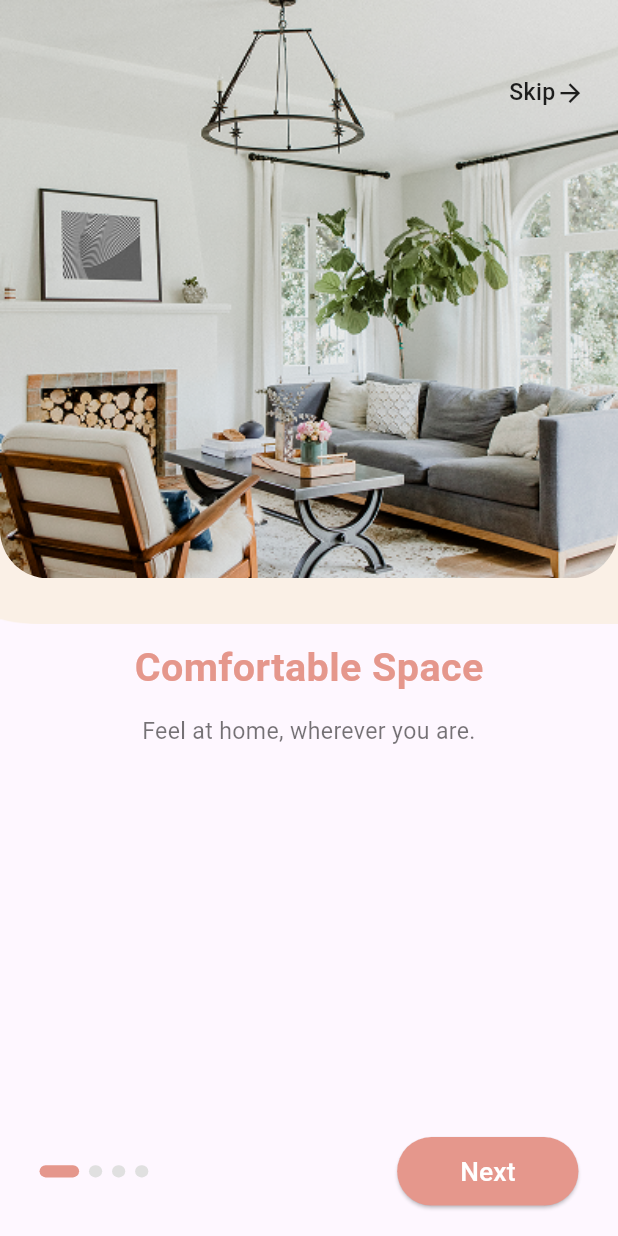
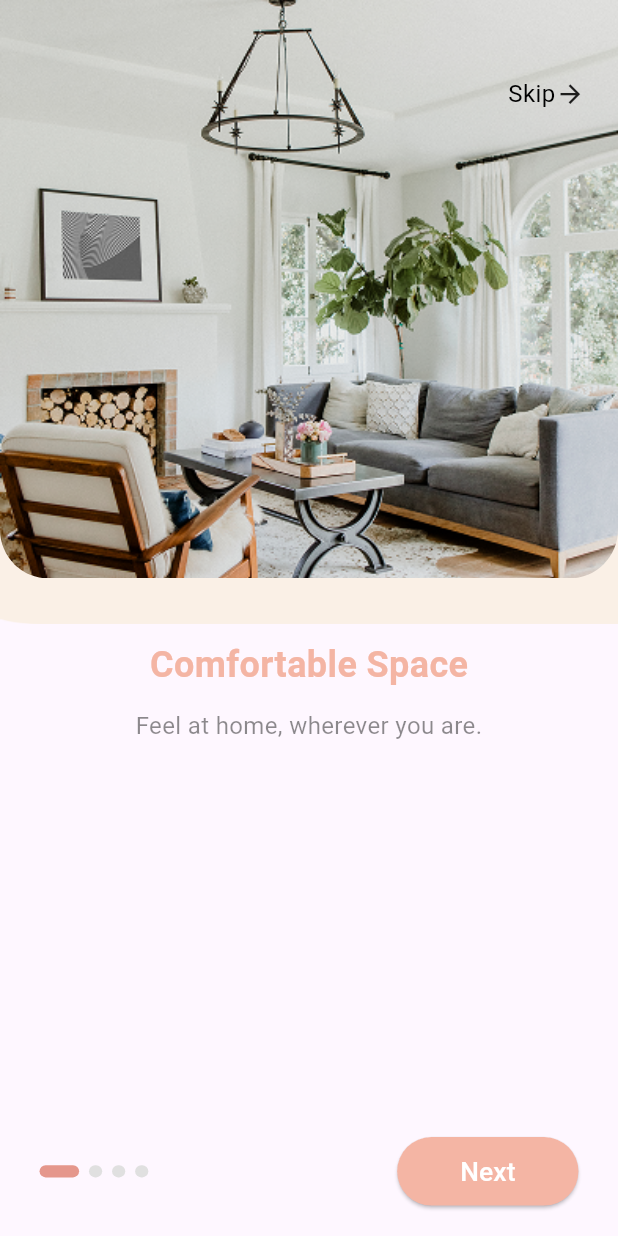
Before and after one commit to mohammed-shaneaf/home_decor, a Flutter app: the screen it shows after launch, on a phone screen of 412 x 824 dp. Run offline on Flutter 3.47's test engine with Material 3 defaults, Android fonts, the phone set to English and light mode, and no system bars; our stand-ins replace flutter_screenutil, flutter_svg.

Commit message:
Implements authentication flow and restructures themes
This commit introduces the initial implementation of the authentication flow, including the sign-in view and related widgets.

It also restructures the theme-related files by:
- Moving color definitions to `app_colors.dart` under the `core/themes` directory.
- Moving text styles definitions to `app_styles.dart` under the `core/themes` directory.
- Relocating utility widgets to a `core/widgets` directory.

These changes improve code organization and maintainability.

```diff
--- a/lib/core/routing/app_router.dart
+++ b/lib/core/routing/app_router_manager.dart
@@ -1,5 +1,6 @@
 import 'package:flutter/material.dart';
 import 'package:home_decor/core/routing/router_name.dart';
+import 'package:home_decor/features/Auth/views/sign_in_view.dart';
 import 'package:home_decor/features/on_boarding/views/on_boarding_view.dart';
 import 'package:home_decor/features/splash/views/splash_view.dart';
 
@@ -11,6 +12,9 @@ Route<dynamic>? onGenerateRoute(RouteSettings settings) {
     case RouterName.onBoarding:
       return MaterialPageRoute(builder: (context) => const OnBoardingView());
 
+    case RouterName.signinview:
+      return MaterialPageRoute(builder: (context) => const SignInView());
+
     default:
       return MaterialPageRoute(
         builder: (context) =>
--- a/lib/core/routing/router_name.dart
+++ b/lib/core/routing/router_name.dart
@@ -2,4 +2,5 @@ class RouterName {
   static const String splashone = 'splashone';
   static const String splashtwo = 'splashtwo';
   static const String onBoarding = 'OnBoarding';
+  static const String signinview = 'signinview';
 }
--- a/lib/core/utils/app_colors.dart
+++ b/lib/core/themes/app_colors.dart
@@ -5,4 +5,8 @@ class AppColors {
   static const Color vinous = Color(0xffcc7861);
   static const Color lightPrimaryColor = Color(0xffDCBEB6);
   static const Color lightVinous = Color(0xffFAF0E6);
+  static const Color black = Color(0xff363130);
+  static const Color gray = Colors.grey;
+  static const Color textFieldFillColor = Color(0xffFAF0E6);
+  static const Color red = Colors.red;
 }
--- /dev/null
+++ b/lib/core/themes/app_styles.dart
@@ -0,0 +1,46 @@
+import 'package:flutter/material.dart';
+import 'package:home_decor/core/themes/app_colors.dart';
+import 'package:home_decor/core/widgets/font_weight_helper.dart';
+
+abstract class AppStyles {
+  static const TextStyle f58SemiBold = TextStyle(
+    fontSize: 58,
+    fontWeight: FontWeightHelper.semiBold,
+    fontFamily: 'Poppins',
+    color: Colors.white,
+  );
+
+  static const TextStyle f41Regular = TextStyle(
+    fontSize: 41,
+    fontWeight: FontWeightHelper.regular,
+    color: Colors.white,
+  );
+
+  static const TextStyle f20Bold = TextStyle(
+    fontSize: 20,
+    fontWeight: FontWeightHelper.bold,
+  );
+
+  static const TextStyle f24Bold = TextStyle(
+    fontSize: 24,
+    fontWeight: FontWeightHelper.bold,
+  );
+
+  static const TextStyle f16Regular = TextStyle(
+    fontSize: 24,
+    fontWeight: FontWeightHelper.regular,
+  );
+
+  static const TextStyle f14Regular = TextStyle(
+    fontSize: 16,
+    fontWeight: FontWeightHelper.regular,
+    color: Colors.black45,
+  );
+
+  static const TextStyle f15Medium = TextStyle(
+    fontSize: 16,
+    fontWeight: FontWeightHelper.medium,
+    color: AppColors.black,
+    fontFamily: 'Poppins',
+  );
+}
--- a/lib/core/utils/custom_button.dart
+++ b/lib/core/utils/custom_button.dart
@@ -1,5 +1,6 @@
 import 'package:flutter/material.dart';
 import 'package:flutter_screenutil/flutter_screenutil.dart';
+import 'package:home_decor/core/themes/app_colors.dart';
 
 class CustomButton extends StatelessWidget {
   final VoidCallback onPressed;
@@ -27,7 +28,7 @@ class CustomButton extends StatelessWidget {
       child: TextButton(
         onPressed: onPressed,
         style: TextButton.styleFrom(
-          backgroundColor: backgroundColor ?? Theme.of(context).primaryColor,
+          backgroundColor: backgroundColor ?? AppColors.primaryColor,
           shape: RoundedRectangleBorder(
             borderRadius: BorderRadius.circular(32.r),
           ),
--- a/lib/features/on_boarding/views/widgets/on_boarding_page.dart
+++ b/lib/features/on_boarding/views/widgets/on_boarding_page.dart
@@ -1,6 +1,8 @@
 import 'package:flutter/material.dart';
 import 'package:flutter_screenutil/flutter_screenutil.dart';
+import 'package:home_decor/core/themes/app_colors.dart';
 import 'package:home_decor/core/utils/app_images.dart';
+import 'package:home_decor/core/themes/app_styles.dart';
 
 class OnBoardingPage extends StatelessWidget {
   final String image;
@@ -55,11 +57,7 @@ class OnBoardingPage extends StatelessWidget {
                     onTap: () {},
                     child: Text(
                       'Skip',
-                      style: TextStyle(
-                        color: Colors.black87,
-                        fontSize: 14.sp,
-                        fontWeight: FontWeight.w500,
-                      ),
+                      style: AppStyles.f14Regular.copyWith(color: Colors.black),
                     ),
                   ),
                   Icon(Icons.arrow_forward, size: 18.sp),
@@ -69,25 +67,17 @@ class OnBoardingPage extends StatelessWidget {
           ],
         ),
 
-        SizedBox(height: 40.h),
+        40.verticalSpace,
         Text(
           title,
-          style: TextStyle(
-            fontSize: 24.sp,
-            fontWeight: FontWeight.w600,
-            color: const Color(0xFFE5978C),
-          ),
+          style: AppStyles.f24Bold.copyWith(color: AppColors.primaryColor),
         ),
-        SizedBox(height: 12.h),
+        12.verticalSpace,
         Padding(
           padding: EdgeInsets.symmetric(horizontal: 24.w),
           child: Text(
             subtitle,
-            style: TextStyle(
-              fontSize: 14.sp,
-              fontWeight: FontWeight.w400,
-              color: Colors.black54,
-            ),
+            style: AppStyles.f14Regular,
             textAlign: TextAlign.center,
           ),
         ),
--- a/lib/features/on_boarding/views/widgets/on_boarding_view_body.dart
+++ b/lib/features/on_boarding/views/widgets/on_boarding_view_body.dart
@@ -1,7 +1,10 @@
 import 'package:flutter/material.dart';
 import 'package:flutter_screenutil/flutter_screenutil.dart';
+import 'package:home_decor/core/extensions/context_extensions.dart';
+import 'package:home_decor/core/themes/app_colors.dart';
 import 'package:home_decor/core/utils/app_images.dart';
-import 'package:home_decor/core/utils/build_dot.dart';
+import 'package:home_decor/core/widgets/build_dot.dart';
+import 'package:home_decor/features/Auth/views/sign_in_view.dart';
 import 'package:home_decor/features/on_boarding/views/widgets/on_boarding_page.dart';
 
 class OnBoardingViewBody extends StatefulWidget {
@@ -79,15 +82,15 @@ class _OnBoardingViewBodyState extends State<OnBoardingViewBody> {
                   onPressed: () {
                     if (_currentPage < onboardingData.length - 1) {
                       _pageController.nextPage(
-                        duration: const Duration(milliseconds: 300),
+                        duration: const Duration(milliseconds: 400),
                         curve: Curves.easeIn,
                       );
                     } else {
-                      // Navigate to home or auth
+                      context.push(SignInView());
                     }
                   },
                   style: ElevatedButton.styleFrom(
-                    backgroundColor: const Color(0xFFE5978C),
+                    backgroundColor: AppColors.primaryColor,
                     shape: RoundedRectangleBorder(
                       borderRadius: BorderRadius.circular(32.r),
                     ),
--- a/lib/features/splash/views/splash_view.dart
+++ b/lib/features/splash/views/splash_view.dart
@@ -1,5 +1,5 @@
 import 'package:flutter/material.dart';
-import 'package:home_decor/core/utils/app_colors.dart';
+import 'package:home_decor/core/themes/app_colors.dart';
 import 'package:home_decor/features/splash/views/widgets/splash_view_body.dart';
 
 class SplashView extends StatelessWidget {
--- a/lib/features/splash/views/widgets/splash_view_body.dart
+++ b/lib/features/splash/views/widgets/splash_view_body.dart
@@ -2,7 +2,7 @@ import 'package:flutter/material.dart';
 import 'package:flutter_svg/flutter_svg.dart';
 import 'package:home_decor/core/routing/router_name.dart';
 import 'package:home_decor/core/utils/app_images.dart';
-import 'package:home_decor/core/utils/app_styles.dart';
+import 'package:home_decor/core/themes/app_styles.dart';
 
 class SplashViewBody extends StatefulWidget {
   const SplashViewBody({super.key});
@@ -65,14 +65,14 @@ class _SplashViewBodyState extends State<SplashViewBody>
               const SizedBox(height: 24),
               ScaleTransition(
                 scale: _textScaleAnimation,
-                child: const Text('HOME', style: AppStyles.f58WhiteBold),
+                child: const Text('HOME', style: AppStyles.f58SemiBold),
               ),
 
               ScaleTransition(
                 scale: _textScaleAnimation,
                 child: Text(
                   'DECOR',
-                  style: AppStyles.f41WhiteRegular.copyWith(
+                  style: AppStyles.f41Regular.copyWith(
                     letterSpacing: 12.0,
                     height: 1.2,
                   ),
--- a/lib/home_decor.dart
+++ b/lib/home_decor.dart
@@ -1,6 +1,6 @@
 import 'package:flutter/material.dart';
 import 'package:flutter_screenutil/flutter_screenutil.dart';
-import 'package:home_decor/core/routing/app_router.dart';
+import 'package:home_decor/core/routing/app_router_manager.dart';
 import 'package:home_decor/core/routing/router_name.dart';
 
 class HomeDecor extends StatelessWidget {
```
Also changed, not shown: lib/core/utils/app_styles.dart (deleted, +0 -26 lines), lib/core/utils/custom_text_form_field.dart (added, +107 -0 lines), lib/features/Auth/views/sign_in_view.dart (added, +11 -0 lines), lib/features/Auth/views/widgets/custom_auth_app_bar.dart (added, +25 -0 lines), lib/features/Auth/views/widgets/login_form_operation.dart (added, +24 -0 lines), lib/features/Auth/views/widgets/sign_in_view_body.dart (added, +69 -0 lines), lib/features/Auth/views/widgets/sign_in_welcome.dart (added, +25 -0 lines), lib/core/widgets/build_dot.dart (renamed from lib/core/utils/build_dot.dart), lib/core/widgets/font_weight_helper.dart (renamed from lib/core/utils/font_weight_helper.dart).
